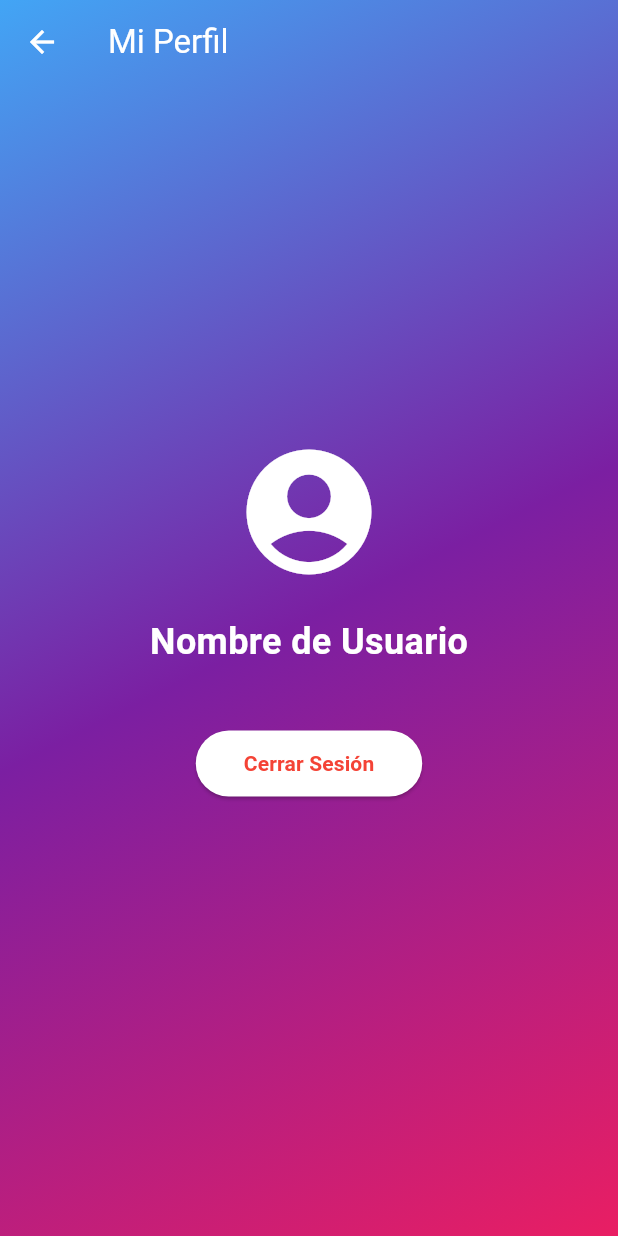
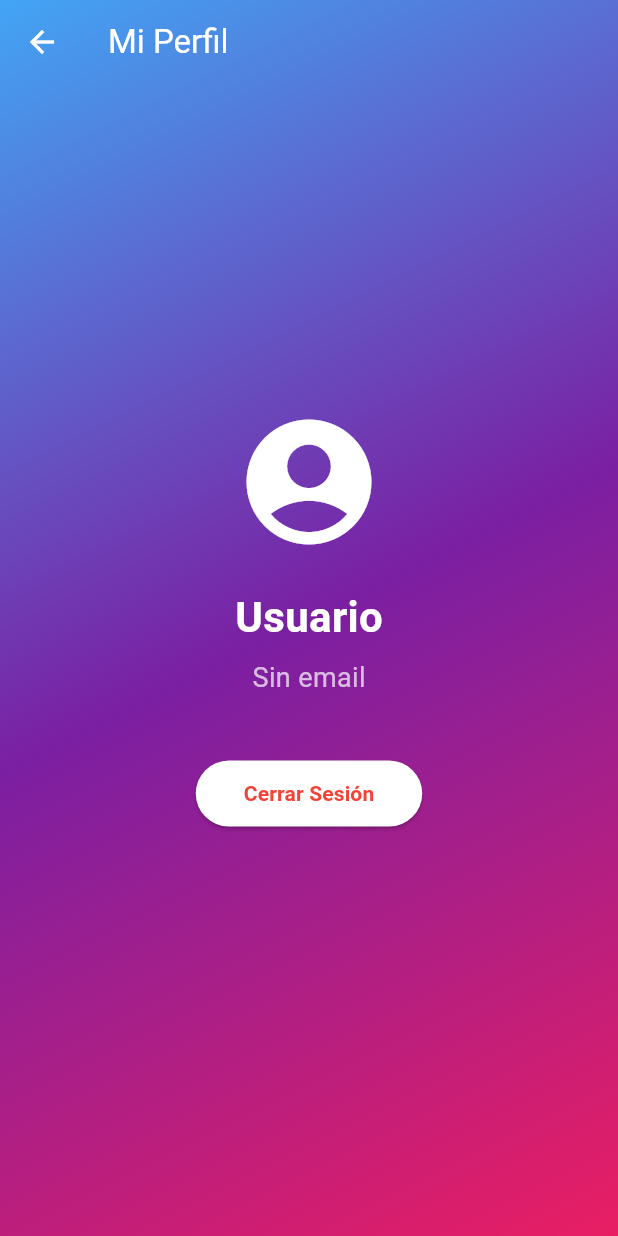
Before and after one commit to LuisTN19/Proyecto-CSI, a Flutter app: the PerfilView screen opened directly, on a phone screen of 412 x 824 dp. Run offline on Flutter 3.47's test engine with Material 3 defaults, Android fonts, the phone set to English and light mode, and no system bars.

Commit message:
login working

```diff
--- a/frontend/lib/core/services/login_service.dart
+++ b/frontend/lib/core/services/login_service.dart
@@ -3,7 +3,9 @@ import 'package:http/http.dart' as http; // El teléfono
 
 class LoginService {
 
-  static String? usuarioLogueado; // Para guardar el nombre
+  //static String? usuarioLogueado; // Para guardar el nombre
+  static Map<String, dynamic>? usuarioLogueado;
+
 
   // LA IP MÁGICA DEL EMULADOR (Apunta a tu PC)
   final String _baseUrl = 'http://10.0.2.2:8000/api';
@@ -53,7 +55,7 @@ class LoginService {
 
       if (respuesta.statusCode == 200) {
         final datos = jsonDecode(respuesta.body);
-        usuarioLogueado = datos['usuario']['name'];
+        usuarioLogueado = datos['usuario'];
         return true;
       } else {
         return false;
@@ -114,7 +116,7 @@ class LoginService {
 
       if (respuesta.statusCode == 201) { // 201 = Creado con éxito
         final datos = jsonDecode(respuesta.body);
-        usuarioLogueado = datos['usuario']['name'];
+        usuarioLogueado = datos['usuario'];
         return true;
       } else {
         // Si falla, imprimimos por qué
--- a/frontend/lib/core/views/perfil_view.dart
+++ b/frontend/lib/core/views/perfil_view.dart
@@ -1,14 +1,18 @@
 import 'package:flutter/material.dart';
 import '../widgets/fondo_degradado_scaffold.dart';
-import 'login_view.dart';
+import '../services/login_service.dart';
+import 'menu_principal_view.dart'; // <-- Importamos el Menú
 
 class PerfilView extends StatelessWidget {
   const PerfilView({super.key});
 
   @override
   Widget build(BuildContext context) {
+
+    final String nombre = LoginService.usuarioLogueado?['name'] ?? "Usuario";
+    final String email = LoginService.usuarioLogueado?['email'] ?? "Sin email";
+
     return FondoDegradadoScaffold(
-
       appBar: AppBar(
         title: const Text("Mi Perfil"),
         backgroundColor: Colors.transparent,
@@ -23,23 +27,35 @@ class PerfilView extends StatelessWidget {
             const Icon(Icons.account_circle, size: 100, color: Colors.white),
             const SizedBox(height: 20),
 
-            const Text(
-                "Nombre de Usuario",
-                style: TextStyle(fontSize: 24, fontWeight: FontWeight.bold, color: Colors.white)
+            Text(
+                nombre,
+                style: const TextStyle(fontSize: 28, fontWeight: FontWeight.bold, color: Colors.white)
+            ),
+
+            const SizedBox(height: 8),
+
+            Text(
+                email,
+                style: const TextStyle(fontSize: 18, color: Colors.white70)
             ),
 
             const SizedBox(height: 40),
 
+            // BOTÓN CERRAR SESIÓN (CORREGIDO)
             ElevatedButton(
               style: ElevatedButton.styleFrom(
                 backgroundColor: Colors.white,
                 padding: const EdgeInsets.symmetric(horizontal: 32, vertical: 12),
               ),
               onPressed: () {
+                // 1. Borramos la memoria
+                LoginService.usuarioLogueado = null;
+
+                // 2. ¡VOLVEMOS AL MENÚ PRINCIPAL! (No al login)
                 Navigator.pushAndRemoveUntil(
                   context,
-                  MaterialPageRoute(builder: (context) => const LoginView()),
-                      (route) => false,
+                  MaterialPageRoute(builder: (context) => const MenuPrincipal()),
+                      (route) => false, // Borra el historial para que no puedas volver al perfil con "atrás"
                 );
               },
               child: const Text("Cerrar Sesión", style: TextStyle(color: Colors.red, fontWeight: FontWeight.bold)),
```
Also changed, not shown: frontend/lib/core/views/menu_principal_view.dart (+12 -6 lines), 1 other file.
